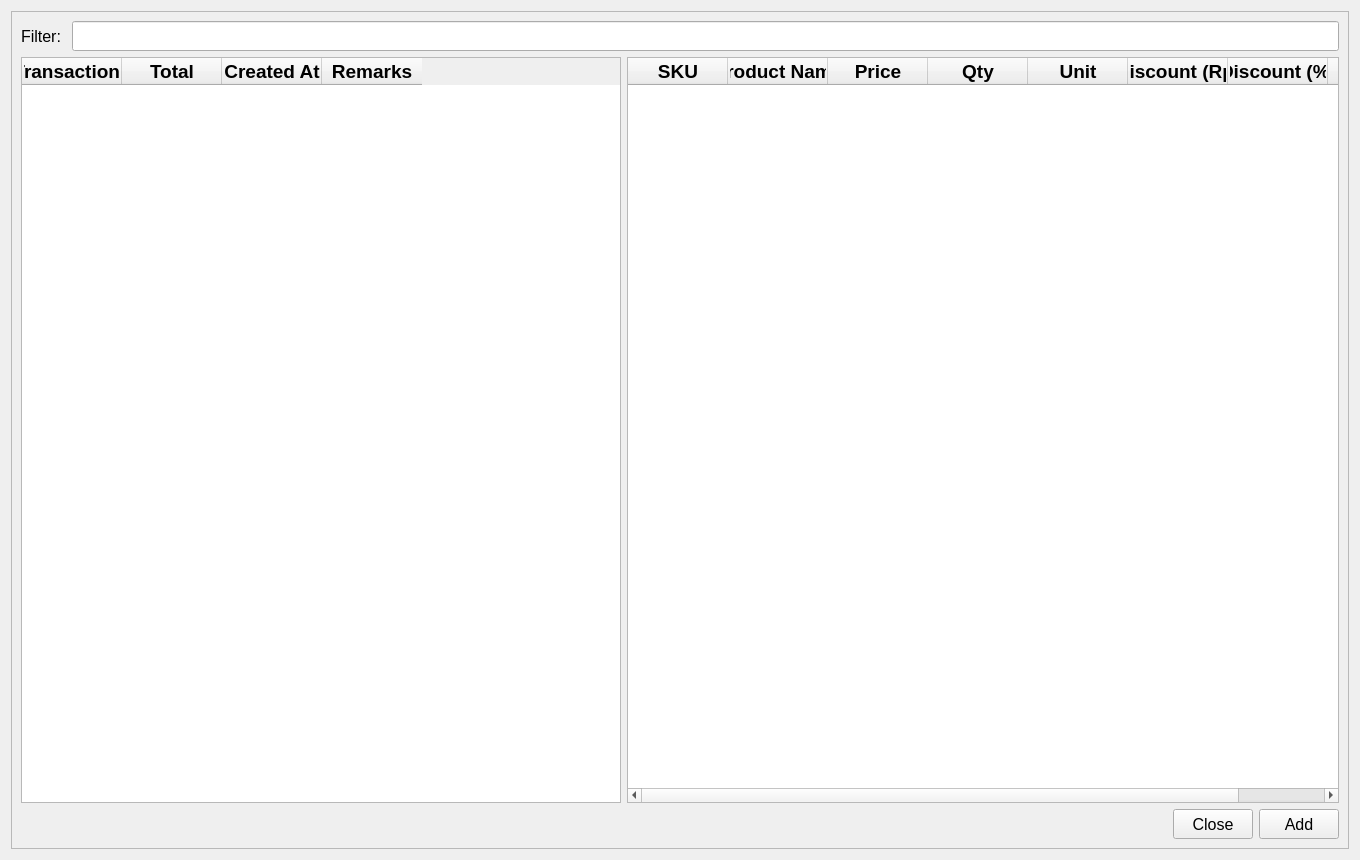
Above: ui/pending_transactions.ui from michael-halim/pos before the change. Below: the same form after it.
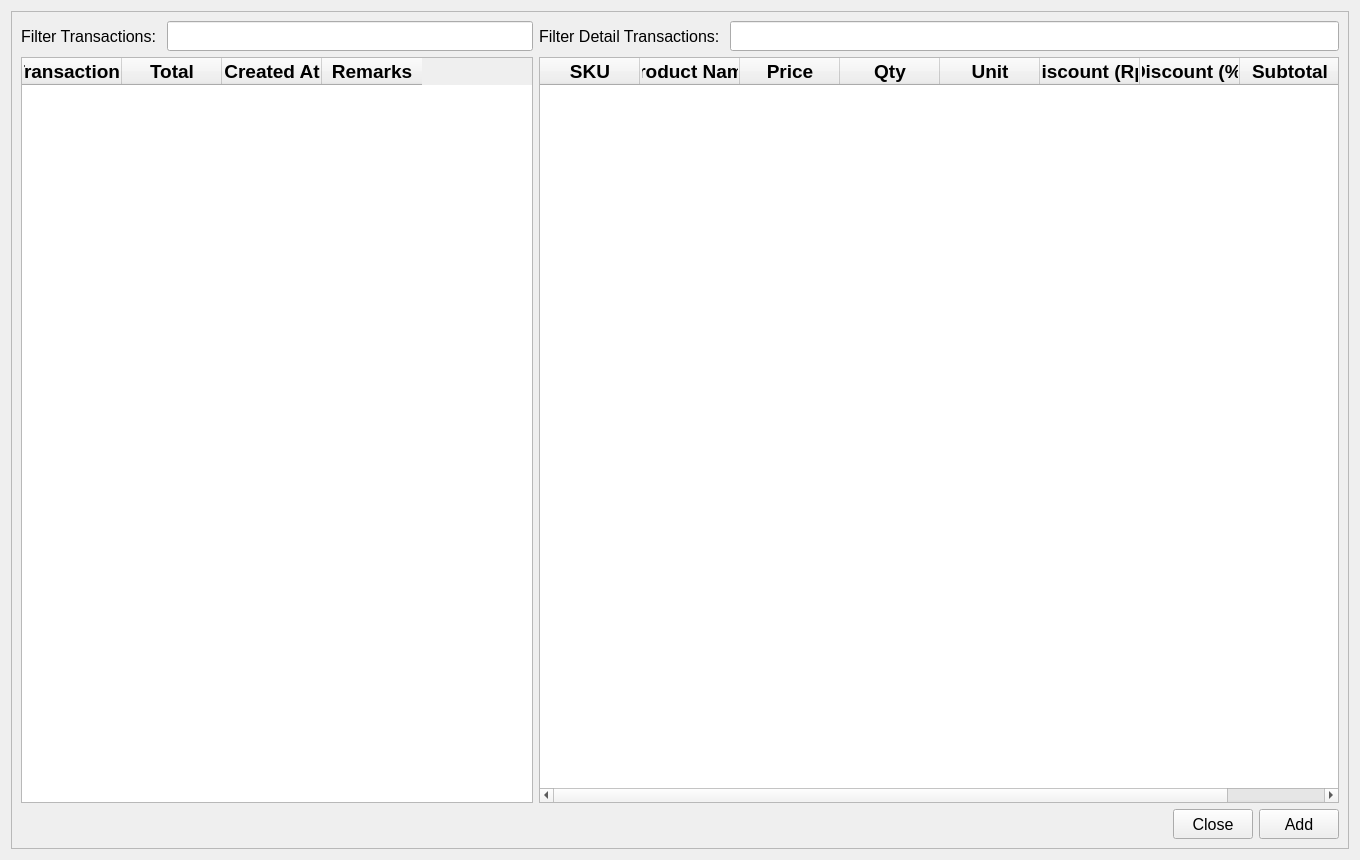
That is the form after the change.

Commit message: Patch#11: Enhance Transaction Feature - Add Filter in Pending Detail Transaction - When Changing Combobox, Stock After Transaction is Changed - Stock After Transaction also Changed when Already in Transactions Table - Add Transaction Id in Submit Transaction Dialog - Add payment_rp, change_rp, payment_method in Transactions Table - Update Seed - Added Feature Delete Detail Transactions in Transactions Table - Make Total Amount Not Editable

Diff of the .ui file:
```diff
--- a/ui/pending_transactions.ui
+++ b/ui/pending_transactions.ui
@@ -24,7 +24,11 @@
      </property>
      <layout class="QGridLayout" name="gridLayout">
       <item row="0" column="0">
-       <layout class="QVBoxLayout" name="verticalLayout">
+       <layout class="QVBoxLayout" name="verticalLayout_3">
+        <item>
+         <layout class="QHBoxLayout" name="horizontalLayout_2">
+          <item>
+           <layout class="QVBoxLayout" name="verticalLayout_2">
         <item>
          <layout class="QFormLayout" name="formLayout">
           <item row="0" column="1">
@@ -35,6 +39,12 @@
               <height>30</height>
              </size>
             </property>
+                <property name="maximumSize">
+                 <size>
+                  <width>451</width>
+                  <height>16777215</height>
+                 </size>
+                </property>
             <property name="font">
              <font>
               <pointsize>12</pointsize>
@@ -56,14 +66,12 @@
              </font>
             </property>
             <property name="text">
-             <string>Filter: </string>
+                 <string>Filter Transactions: </string>
             </property>
            </widget>
           </item>
          </layout>
         </item>
-        <item>
-         <layout class="QHBoxLayout" name="horizontalLayout_2">
           <item>
            <widget class="QTableWidget" name="pending_transactions_table">
             <property name="maximumSize">
@@ -134,8 +142,55 @@
             </column>
            </widget>
           </item>
+           </layout>
+          </item>
+          <item>
+           <layout class="QVBoxLayout" name="verticalLayout">
+            <item>
+             <layout class="QFormLayout" name="formLayout_2">
+              <item row="0" column="0">
+               <widget class="QLabel" name="pending_detail_transactions_filter_label">
+                <property name="minimumSize">
+                 <size>
+                  <width>0</width>
+                  <height>30</height>
+                 </size>
+                </property>
+                <property name="font">
+                 <font>
+                  <pointsize>12</pointsize>
+                 </font>
+                </property>
+                <property name="text">
+                 <string>Filter Detail Transactions: </string>
+                </property>
+               </widget>
+              </item>
+              <item row="0" column="1">
+               <widget class="QLineEdit" name="pending_detail_transactions_filter_input">
+                <property name="minimumSize">
+                 <size>
+                  <width>0</width>
+                  <height>30</height>
+                 </size>
+                </property>
+                <property name="font">
+                 <font>
+                  <pointsize>12</pointsize>
+                 </font>
+                </property>
+               </widget>
+              </item>
+             </layout>
+            </item>
           <item>
            <widget class="QTableWidget" name="pending_detail_transactions_table">
+              <property name="minimumSize">
+               <size>
+                <width>800</width>
+                <height>0</height>
+               </size>
+              </property>
             <column>
              <property name="text">
               <string>SKU</string>
@@ -257,6 +312,8 @@
              </property>
             </column>
            </widget>
+            </item>
+           </layout>
           </item>
          </layout>
         </item>
```
Lines whose indentation alone changed are shown as unchanged. The commit also changes 6 other files.
